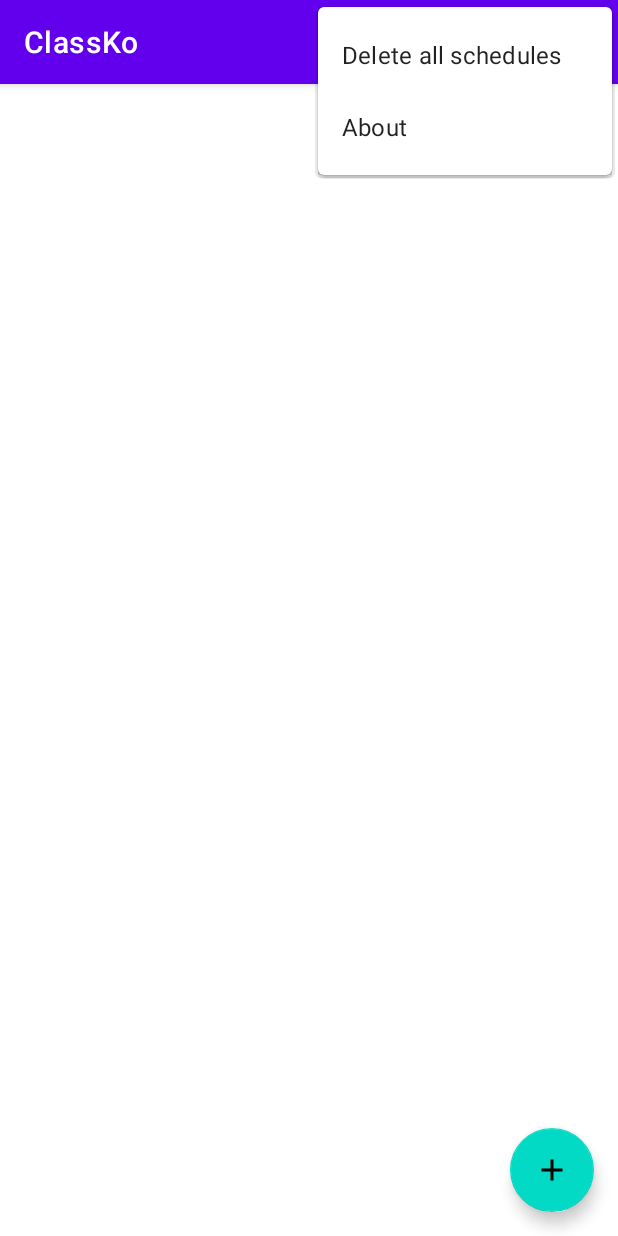
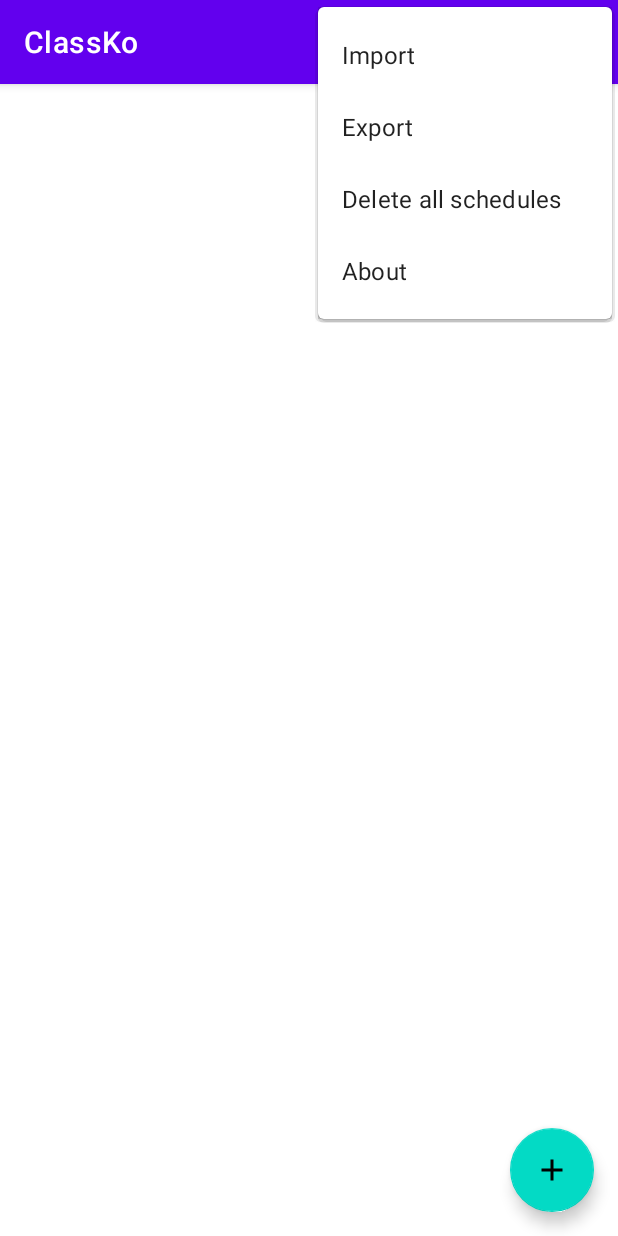
Before and after one commit to JezReal/ClassKo, an Android app: the screen it shows after launch (MainActivity), with the options menu open, on a phone screen of 412 x 824 dp. Run offline under Robolectric (Android 15) with nearby library versions, the phone set to English and light mode, and no system bars; our stand-ins replace Dagger/Hilt's generated code, Room's generated code, Timber, navigation-ui.

Commit message:
implement import & export of schedules

```diff
--- a/app/src/main/res/menu/overflow_menu.xml
+++ b/app/src/main/res/menu/overflow_menu.xml
@@ -1,5 +1,13 @@
 <?xml version="1.0" encoding="utf-8"?>
 <menu xmlns:android="http://schemas.android.com/apk/res/android">
+
+    <item
+        android:id="@+id/import_schedules"
+        android:title="Import" />
+
+    <item
+        android:id="@+id/export_schedules"
+        android:title="Export" />
 
     <item
         android:id="@+id/clear_database"
```
